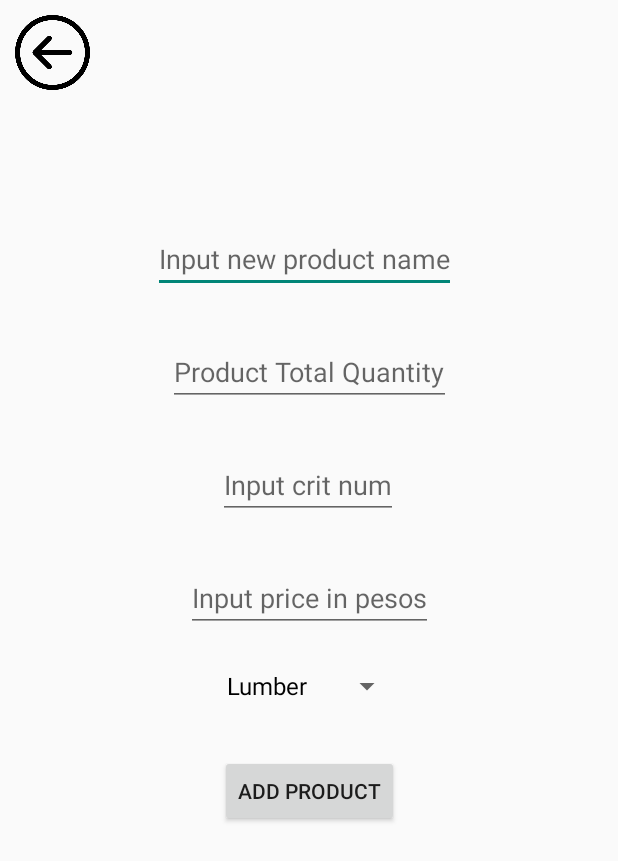
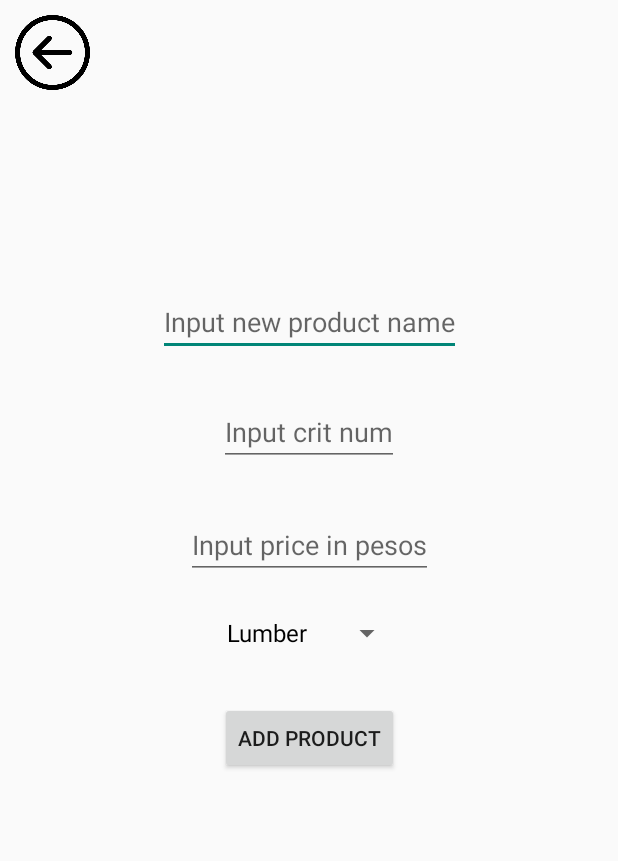
Before and after one commit to Lieliel/DragonSIS, an Android app: the ManagerAddProduct screen opened directly, with no data from a screen before it, on a phone screen of 412 x 824 dp. Shown: the top 861 px of the screen. Run offline under Robolectric (Android 15) with nearby library versions, the phone set to English and light mode, and no system bars.

Commit message:
nalagyan ng CRUD yung Product Total Quantity

```diff
--- a/app/src/main/java/com/tolentino/dragonsis/ManagerAddInventory.java
+++ b/app/src/main/java/com/tolentino/dragonsis/ManagerAddInventory.java
@@ -56,13 +56,14 @@ public class ManagerAddInventory extends AppCompatActivity {
         btn_inv_submit.setOnClickListener(new View.OnClickListener() {
             @Override
             public void onClick(View view) {
-                //Convert to EditText Values to String
+                //Convert EditText Values to String
                 String productDate = edit_add_date.getText().toString();
                 String spin_prodName = spin_add_inventory_productname.getSelectedItem().toString();
                 int invQuantity = Integer.parseInt(edit_inv_quantity.getText().toString());
 
-                //Use db function to add record to products table
+                //Use db function to add record to inventory table
                 db.insertInventory(spin_prodName, productDate, invQuantity);
+                db.addProductTotalQuant(spin_prodName,invQuantity);
                 Log.i("INVENTORY TABLE", "Inventory Inserted: " + spin_prodName + ", " + productDate + ", " + invQuantity);
 
                 Intent i = new Intent(ManagerAddInventory.this, ManagerViewInventory.class);
--- a/app/src/main/java/com/tolentino/dragonsis/ManagerAddProduct.java
+++ b/app/src/main/java/com/tolentino/dragonsis/ManagerAddProduct.java
@@ -16,7 +16,6 @@ public class ManagerAddProduct extends AppCompatActivity {
 
     ImageView img_back_add_product;
     EditText edit_add_productname;
-    EditText edit_add_prod_total_quantity;
     EditText edit_add_crit_num;
     EditText edit_add_price;
     Spinner spin_add_category;
@@ -31,7 +30,6 @@ public class ManagerAddProduct extends AppCompatActivity {
 
         img_back_add_product = findViewById(R.id.img_back_add_product);
         edit_add_productname = findViewById(R.id.edit_add_productname);
-        edit_add_prod_total_quantity = findViewById(R.id.edit_add_prod_total_quantity);
         edit_add_crit_num = findViewById(R.id.edit_add_crit_num);
         edit_add_price = findViewById(R.id.edit_add_price);
         spin_add_category = findViewById(R.id.spin_add_category);
@@ -56,14 +54,13 @@ public class ManagerAddProduct extends AppCompatActivity {
 
                 //Convert to EditText Values to String
                 String txt_prod_name = edit_add_productname.getText().toString();
-                String txt_prod_total_quantity = edit_add_prod_total_quantity.getText().toString();
                 int txt_prod_crit_num = Integer.parseInt(edit_add_crit_num.getText().toString());
                 int txt_prod_price = Integer.parseInt(edit_add_price.getText().toString());
                 String spin_category = spin_add_category.getSelectedItem().toString();
 
                 //Use db function to add record to products table
-                db.insertProduct(txt_prod_name,txt_prod_crit_num,txt_prod_total_quantity,txt_prod_price,spin_category);
-                Log.i("ACCOUNTS TABLE", "User Inserted: " + txt_prod_name + ", " + txt_prod_total_quantity + ", " + txt_prod_crit_num + ", " + txt_prod_price + ", " + spin_category);
+                db.insertProduct(txt_prod_name,0,txt_prod_crit_num,txt_prod_price,spin_category);
+                Log.i("ACCOUNTS TABLE", "User Inserted: " + txt_prod_name + ", " + txt_prod_crit_num + ", " + txt_prod_price + ", " + spin_category);
 
                 Intent i = new Intent(ManagerAddProduct.this, ManagerViewProducts.class);
                 startActivity(i);
--- a/app/src/main/java/com/tolentino/dragonsis/ManagerUpdateInventory.java
+++ b/app/src/main/java/com/tolentino/dragonsis/ManagerUpdateInventory.java
@@ -135,7 +135,7 @@ public class ManagerUpdateInventory extends AppCompatActivity {
             SimpleDateFormat df = new SimpleDateFormat("MM/dd/yyyy", Locale.getDefault());
             String curr_date = df.format(d);
             db.insertInvHis(curr_date,"Added ", inv_quantity_change, pref.getString("prod_name", null));
-
+            db.addProductTotalQuant(pref.getString("prod_name", null),inv_quantity_change);
 
         }else if(radioText.equals("Sold")){
             fin_quantity = inv_curr_quan - inv_quantity_change;
@@ -144,7 +144,7 @@ public class ManagerUpdateInventory extends AppCompatActivity {
             SimpleDateFormat df = new SimpleDateFormat("MM/dd/yyyy", Locale.getDefault());
             String curr_date = df.format(d);
             db.insertInvHis(curr_date,"Sold ", inv_quantity_change, pref.getString("prod_name", null));
-
+            db.subtractProductTotalQuant(pref.getString("prod_name", null),inv_quantity_change);
         }else if(radioText.equals("Remove")){
             fin_quantity = inv_curr_quan - inv_quantity_change;
 
@@ -152,6 +152,7 @@ public class ManagerUpdateInventory extends AppCompatActivity {
             SimpleDateFormat df = new SimpleDateFormat("MM/dd/yyyy", Locale.getDefault());
             String curr_date = df.format(d);
             db.insertInvHis(curr_date,"Removed ", inv_quantity_change, pref.getString("prod_name", null));
+            db.subtractProductTotalQuant(pref.getString("prod_name", null),inv_quantity_change);
         }else{
             Toast.makeText(this, "Error in Quantity Change", Toast.LENGTH_SHORT).show();
         }
--- a/app/src/main/res/layout/activity_manager_add_product.xml
+++ b/app/src/main/res/layout/activity_manager_add_product.xml
@@ -19,20 +19,7 @@
         app:layout_constraintStart_toStartOf="parent"
         app:layout_constraintTop_toTopOf="parent"></ImageView>
 
-    <EditText
-        android:id="@+id/edit_add_productname"
-        android:layout_width="wrap_content"
-        android:layout_height="wrap_content"
-        android:layout_centerHorizontal="true"
-
-        android:layout_marginTop="150dp"
-        android:hint="Input new product name"
-        app:layout_constraintEnd_toEndOf="parent"
-        app:layout_constraintHorizontal_bias="0.485"
-        app:layout_constraintStart_toStartOf="parent"
-        app:layout_constraintTop_toTopOf="parent"></EditText>
-
-    <EditText
+    <!--<EditText
         android:id="@+id/edit_add_prod_total_quantity"
         android:layout_width="wrap_content"
         android:layout_height="wrap_content"
@@ -43,22 +30,33 @@
         android:hint="Product Total Quantity"
         app:layout_constraintEnd_toEndOf="parent"
         app:layout_constraintStart_toStartOf="parent"
-        app:layout_constraintTop_toBottomOf="@+id/edit_add_productname"></EditText>
+        app:layout_constraintTop_toBottomOf="@+id/edit_add_productname"></EditText>-->
+
+    <EditText
+        android:id="@+id/edit_add_productname"
+        android:layout_width="wrap_content"
+        android:layout_height="wrap_content"
+        android:layout_centerHorizontal="true"
+
+        android:layout_marginTop="192dp"
+        android:hint="Input new product name"
+        app:layout_constraintEnd_toEndOf="parent"
+        app:layout_constraintStart_toStartOf="parent"
+        app:layout_constraintTop_toTopOf="parent"></EditText>
 
     <EditText
         android:id="@+id/edit_add_crit_num"
         android:layout_width="wrap_content"
         android:layout_height="wrap_content"
-        android:layout_below="@+id/edit_add_prod_total_quantity"
         android:layout_centerHorizontal="true"
 
-        android:layout_marginTop="30dp"
+        android:layout_marginTop="28dp"
         android:hint="Input crit num"
         android:inputType="number"
         app:layout_constraintEnd_toEndOf="parent"
-        app:layout_constraintHorizontal_bias="0.498"
+        app:layout_constraintHorizontal_bias="0.501"
         app:layout_constraintStart_toStartOf="parent"
-        app:layout_constraintTop_toBottomOf="@+id/edit_add_prod_total_quantity"></EditText>
+        app:layout_constraintTop_toBottomOf="@+id/edit_add_productname"></EditText>
 
     <EditText
         android:id="@+id/edit_add_price"
```
Also changed, not shown: app/src/main/java/com/tolentino/dragonsis/DbManager.java (+69 -9 lines), app/src/main/java/com/tolentino/dragonsis/ManagerUpdateProducts.java (+4 -4 lines), app/src/main/res/layout/activity_manager_update_products.xml (+8 -7 lines).
